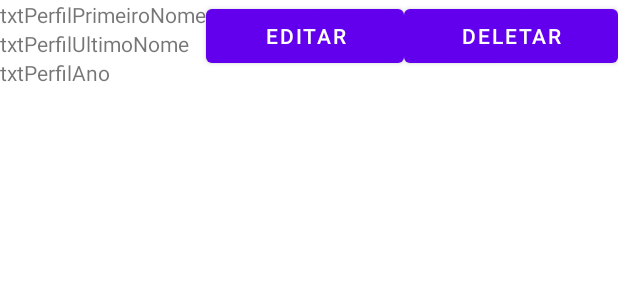
After one commit to tommymolto/aulakotlin, an Android app: the layout perfil_item.xml on its own in the app's theme, with its tools: preview values and no code run, on a phone screen of 412 x 824 dp. The commit adds this screen. Shown: the top 300 px of the screen. Run offline under Robolectric (Android 15) with nearby library versions, the phone set to English and light mode, and no system bars.

Commit message:
para quem quer ver sem os eventos de click, aqui seria o ideal

```diff
--- /dev/null
+++ b/02-Desenvolvimento_Kotlin/firebaseinfnet/app/src/main/res/layout/perfil_item.xml
@@ -0,0 +1,49 @@
+<?xml version="1.0" encoding="utf-8"?>
+<androidx.constraintlayout.widget.ConstraintLayout xmlns:android="http://schemas.android.com/apk/res/android"
+    android:layout_width="match_parent"
+    android:layout_height="wrap_content">
+
+    <LinearLayout
+        android:layout_width="match_parent"
+        android:layout_height="match_parent"
+        android:orientation="horizontal">
+
+        <LinearLayout
+            android:layout_width="wrap_content"
+            android:layout_height="wrap_content"
+            android:orientation="vertical">
+
+            <TextView
+                android:id="@+id/txtPerfilPrimeiroNome"
+                android:layout_width="match_parent"
+                android:layout_height="wrap_content"
+                android:text="txtPerfilPrimeiroNome" />
+
+            <TextView
+                android:id="@+id/txtPerfilUltimoNome"
+                android:layout_width="match_parent"
+                android:layout_height="wrap_content"
+                android:text="txtPerfilUltimoNome" />
+
+            <TextView
+                android:id="@+id/txtPerfilAno"
+                android:layout_width="match_parent"
+                android:layout_height="wrap_content"
+                android:text="txtPerfilAno" />
+        </LinearLayout>
+
+        <Button
+            android:id="@+id/btnEdit"
+            android:layout_width="wrap_content"
+            android:layout_height="wrap_content"
+            android:layout_weight="1"
+            android:text="Editar" />
+
+        <Button
+            android:id="@+id/btnDeletar"
+            android:layout_width="wrap_content"
+            android:layout_height="wrap_content"
+            android:layout_weight="1"
+            android:text="Deletar" />
+    </LinearLayout>
+</androidx.constraintlayout.widget.ConstraintLayout>
```
Also changed, not shown: 02-Desenvolvimento_Kotlin/firebaseinfnet/app/src/main/java/br/edu/infnet/android/firebaseinfnet/PerfilAdapter.kt (added, +44 -0 lines), 02-Desenvolvimento_Kotlin/firebaseinfnet/app/src/main/java/br/edu/infnet/android/firebaseinfnet/ui/dashboard/DashboardFragment.kt (+58 -1 lines), 02-Desenvolvimento_Kotlin/firebaseinfnet/app/src/main/res/layout/fragment_dashboard.xml (+9 -1 lines).
